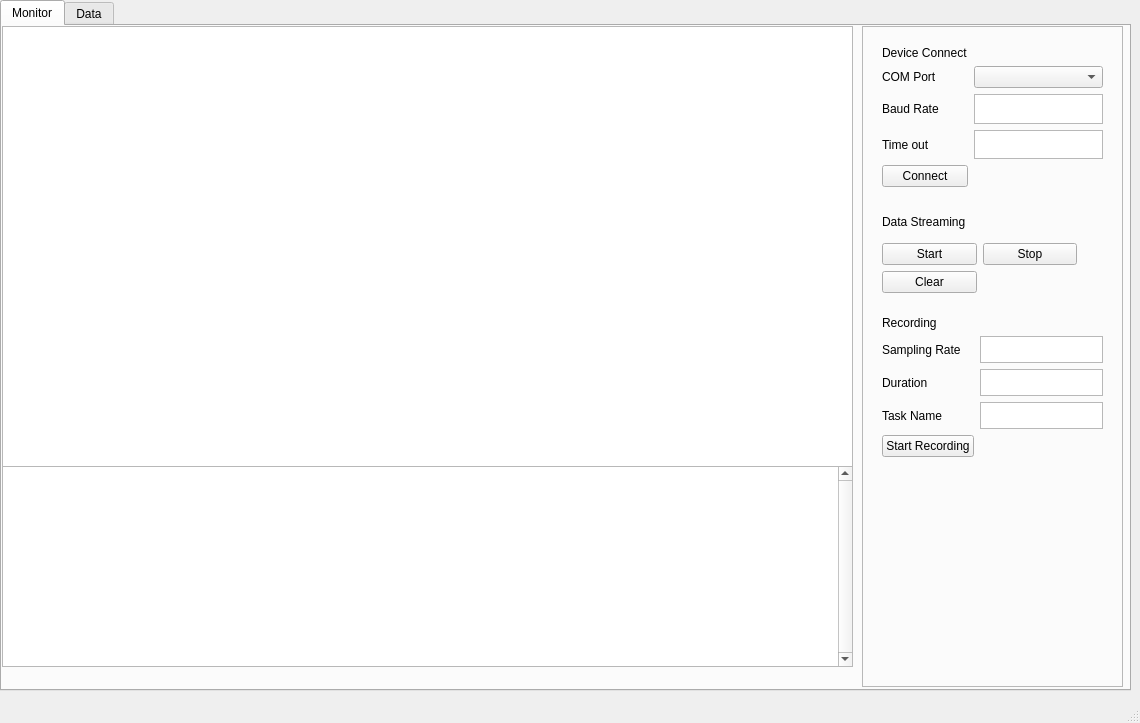
Qt form app/design.ui (jason5769/Arduino-Control-GUI) before a commit.
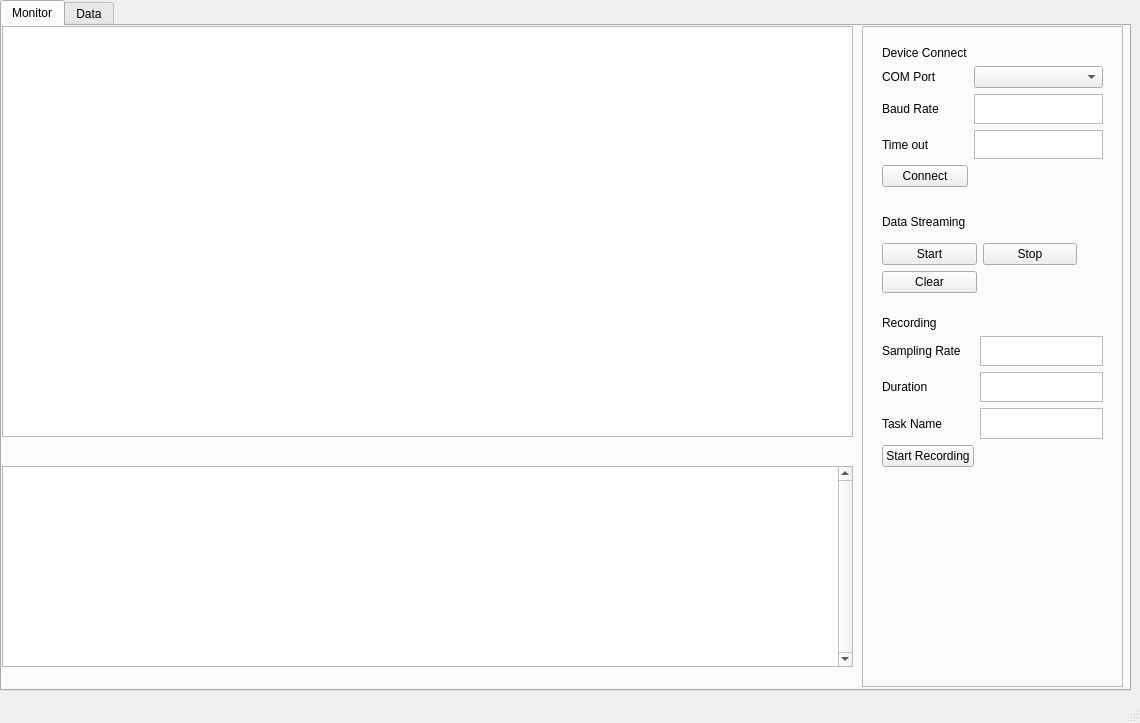
The same form after that commit.

Commit message: add Qgraphicscene to QgraphicView

The edit to the form file:
```diff
--- a/app/design.ui
+++ b/app/design.ui
@@ -39,6 +39,20 @@
         <height>411</height>
        </rect>
       </property>
+      <property name="verticalScrollBarPolicy">
+       <enum>Qt::ScrollBarAlwaysOff</enum>
+      </property>
+      <property name="horizontalScrollBarPolicy">
+       <enum>Qt::ScrollBarAlwaysOff</enum>
+      </property>
+      <property name="sceneRect">
+       <rectf>
+        <x>0.000000000000000</x>
+        <y>0.000000000000000</y>
+        <width>851.000000000000000</width>
+        <height>411.000000000000000</height>
+       </rectf>
+      </property>
      </widget>
      <widget class="QFrame" name="frame">
       <property name="geometry">
@@ -134,7 +148,7 @@
          <x>20</x>
          <y>290</y>
          <width>221</width>
-         <height>141</height>
+         <height>151</height>
         </rect>
        </property>
        <layout class="QGridLayout" name="gridLayout_2">
@@ -249,16 +263,6 @@
        </layout>
       </widget>
      </widget>
-     <widget class="QGraphicsView" name="graphicsView_2">
-      <property name="geometry">
-       <rect>
-        <x>0</x>
-        <y>0</y>
-        <width>851</width>
-        <height>441</height>
-       </rect>
-      </property>
-     </widget>
      <widget class="QTextEdit" name="textEdit">
       <property name="geometry">
        <rect>
```
